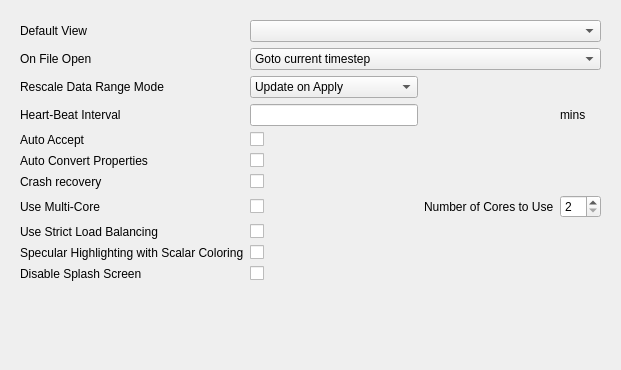
Kitware/ParaView, file Qt/Components/Resources/UI/pqApplicationOptions.ui: the form before one commit.
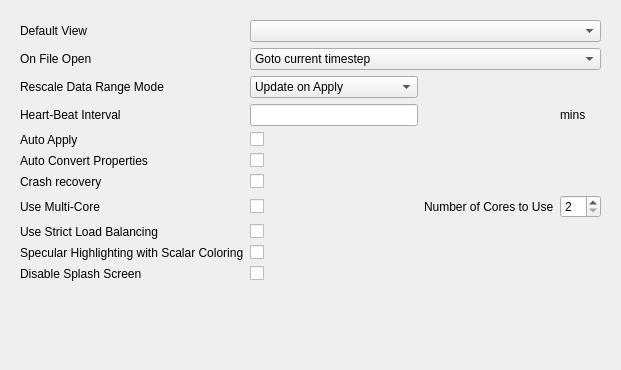
The form after the commit. Custom widgets are drawn as their Qt base class.

Commit message:
Change "Auto Accept" to "Auto Apply" in options dialog
This changes the "Auto Accept" label to "Auto Apply" to more
accurately reflect the new panel's apply button.

```diff
--- a/Qt/Components/Resources/UI/pqApplicationOptions.ui
+++ b/Qt/Components/Resources/UI/pqApplicationOptions.ui
@@ -216,7 +216,7 @@
        <item row="4" column="0">
         <widget class="QLabel" name="label_3">
          <property name="text">
-          <string>Auto Accept</string>
+          <string>Auto Apply</string>
          </property>
         </widget>
        </item>
```
